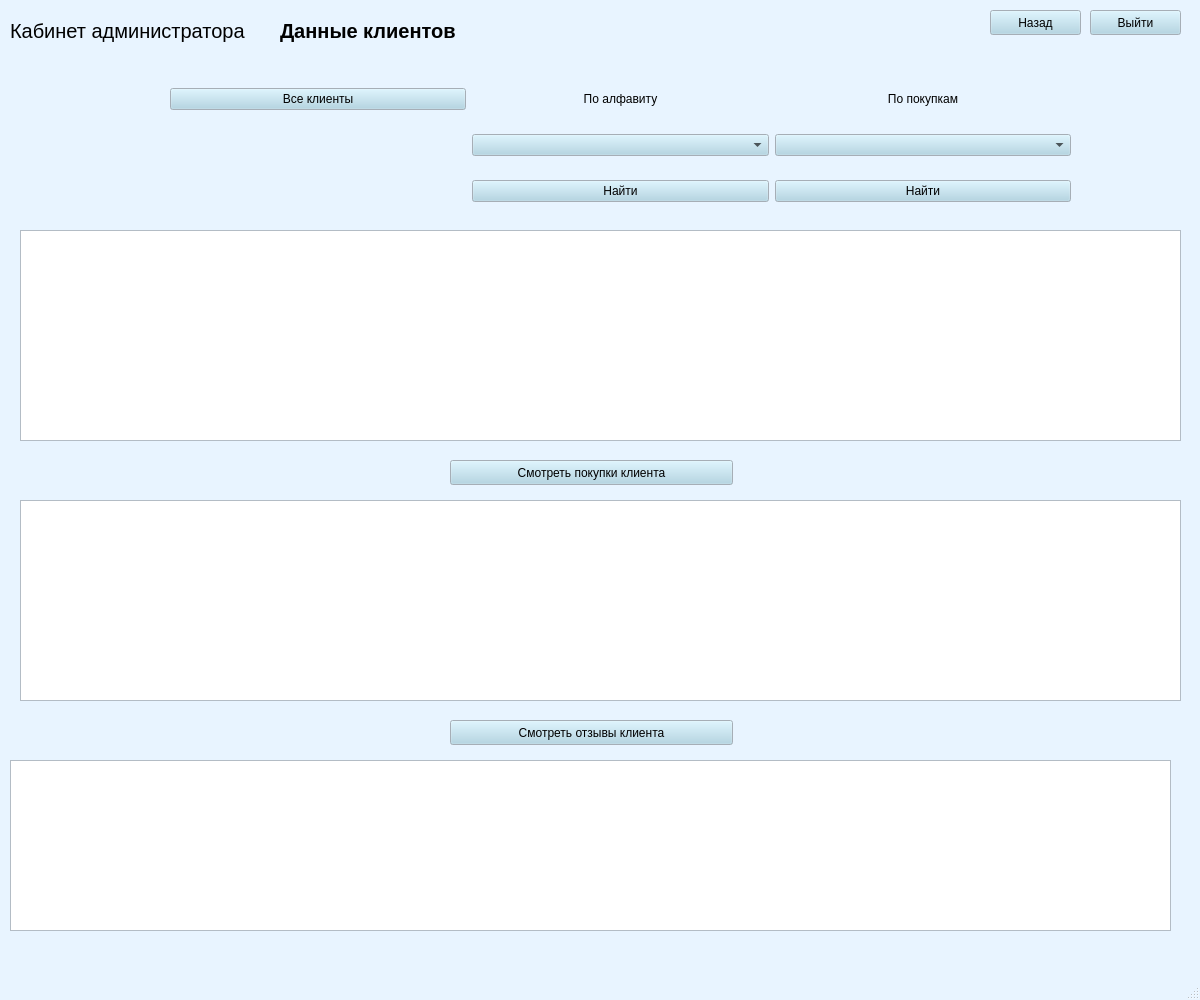
KristinaBu/aisDB, file windows/admin_menu_customers_data.ui: the form before one commit.
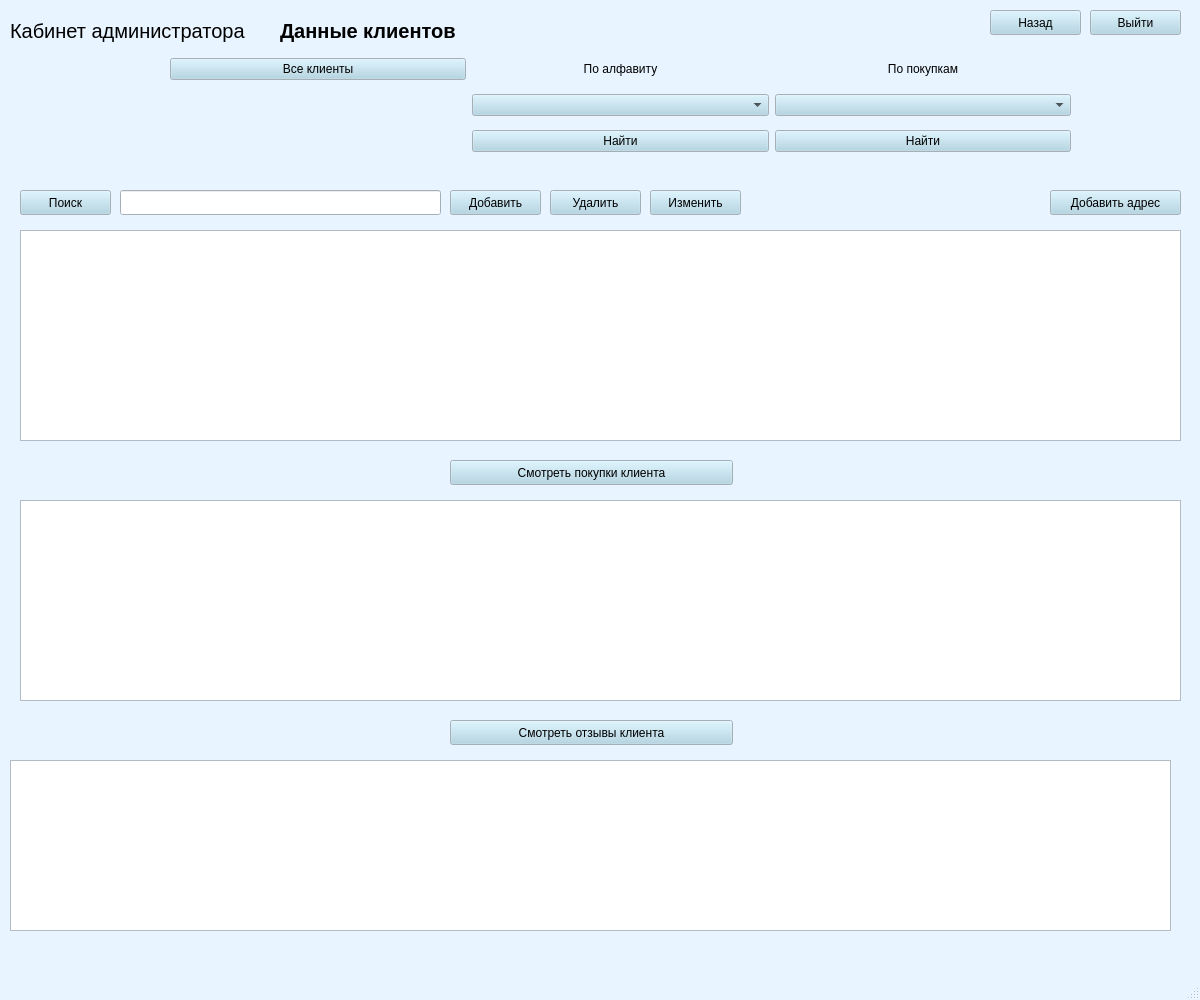
The form after the commit.

Patch:
```diff
--- a/windows/admin_menu_customers_data.ui
+++ b/windows/admin_menu_customers_data.ui
@@ -487,9 +487,9 @@
     <property name="geometry">
      <rect>
       <x>170</x>
-      <y>70</y>
+      <y>50</y>
       <width>901</width>
-      <height>151</height>
+      <height>111</height>
      </rect>
     </property>
     <layout class="QGridLayout" name="gridLayout_2">
@@ -746,6 +746,81 @@
      <string>Назад</string>
     </property>
    </widget>
+   <widget class="QPushButton" name="all_2">
+    <property name="geometry">
+     <rect>
+      <x>20</x>
+      <y>190</y>
+      <width>91</width>
+      <height>25</height>
+     </rect>
+    </property>
+    <property name="text">
+     <string>Поиск</string>
+    </property>
+   </widget>
+   <widget class="QLineEdit" name="lineEdit">
+    <property name="geometry">
+     <rect>
+      <x>120</x>
+      <y>190</y>
+      <width>321</width>
+      <height>25</height>
+     </rect>
+    </property>
+   </widget>
+   <widget class="QPushButton" name="all_3">
+    <property name="geometry">
+     <rect>
+      <x>450</x>
+      <y>190</y>
+      <width>91</width>
+      <height>25</height>
+     </rect>
+    </property>
+    <property name="text">
+     <string>Добавить</string>
+    </property>
+   </widget>
+   <widget class="QPushButton" name="all_4">
+    <property name="geometry">
+     <rect>
+      <x>550</x>
+      <y>190</y>
+      <width>91</width>
+      <height>25</height>
+     </rect>
+    </property>
+    <property name="text">
+     <string>Удалить</string>
+    </property>
+   </widget>
+   <widget class="QPushButton" name="all_5">
+    <property name="geometry">
+     <rect>
+      <x>650</x>
+      <y>190</y>
+      <width>91</width>
+      <height>25</height>
+     </rect>
+    </property>
+    <property name="text">
+     <string>Изменить</string>
+    </property>
+   </widget>
+   <widget class="QPushButton" name="all_6">
+    <property name="geometry">
+     <rect>
+      <x>1050</x>
+      <y>190</y>
+      <width>131</width>
+      <height>25</height>
+     </rect>
+    </property>
+    <property name="text">
+     <string>Добавить адрес</string>
+    </property>
+   </widget>
   </widget>
   <widget class="QMenuBar" name="menubar">
    <property name="geometry">
```
Left out of the diff: 6 changed lines with no effect on the pictures.
